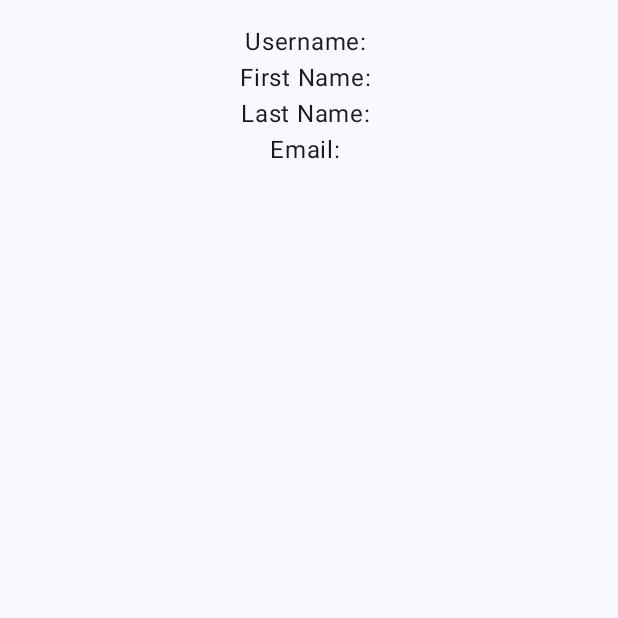
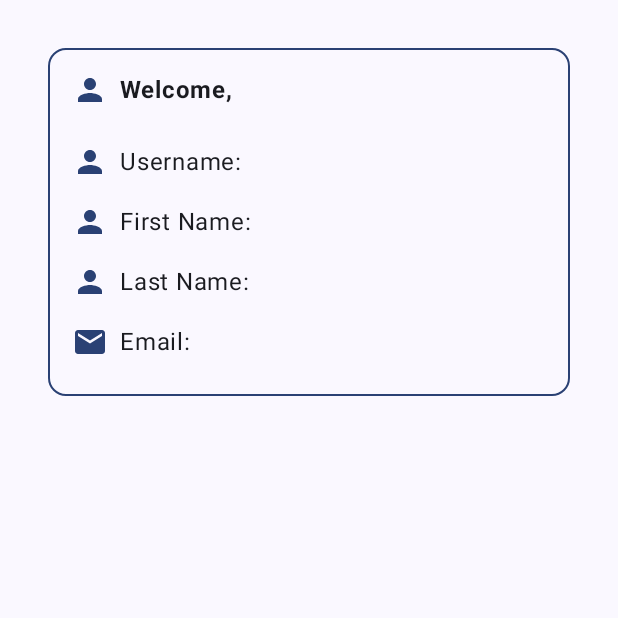
Before and after one commit to sadegh-msm/ShibaFlow, an Android app built with Jetpack Compose: the PanelPage screen opened through its navigation route, on a phone screen of 412 x 824 dp, the top half of it. Run offline under Robolectric (Android 15) with nearby library versions, the phone set to English and light mode, and no system bars; network calls fail; 1 statement that could not run was skipped.

Commit message:
Update PanelPage.kt

```diff
--- a/client/app/src/main/java/com/example/shibaflow/interfaces/PanelPage.kt
+++ b/client/app/src/main/java/com/example/shibaflow/interfaces/PanelPage.kt
@@ -1,12 +1,22 @@
 package com.example.shibaflow.interfaces
 
+import androidx.compose.foundation.background
+import androidx.compose.foundation.border
 import androidx.compose.foundation.layout.Arrangement
 import androidx.compose.foundation.layout.Column
+import androidx.compose.foundation.layout.Row
+import androidx.compose.foundation.layout.Spacer
 import androidx.compose.foundation.layout.fillMaxSize
 import androidx.compose.foundation.layout.fillMaxWidth
 import androidx.compose.foundation.layout.padding
+import androidx.compose.foundation.layout.width
 import androidx.compose.foundation.lazy.LazyColumn
 import androidx.compose.foundation.lazy.items
+import androidx.compose.material.icons.Icons
+import androidx.compose.material.icons.filled.Email
+import androidx.compose.material.icons.filled.Person
+import androidx.compose.material3.Icon
+import androidx.compose.material3.MaterialTheme
 import androidx.compose.material3.Text
 import androidx.compose.runtime.Composable
 import androidx.compose.runtime.LaunchedEffect
@@ -17,8 +27,12 @@ import androidx.compose.runtime.rememberCoroutineScope
 import androidx.compose.runtime.setValue
 import androidx.compose.ui.Alignment
 import androidx.compose.ui.Modifier
+import androidx.compose.ui.draw.clip
+import androidx.compose.ui.graphics.vector.ImageVector
+import androidx.compose.ui.text.font.FontWeight
 import androidx.compose.ui.unit.dp
 import androidx.navigation.NavController
+import com.example.shibaflow.api.getAllSongs
 import com.example.shibaflow.api.getUserSongs
 import com.example.shibaflow.model.MyInfo
 import com.example.shibaflow.model.Song
@@ -33,8 +47,8 @@ fun PanelPage(navController: NavController) {
         val scope = rememberCoroutineScope()
         LaunchedEffect(key1 = songListState) {
             scope.launch {
-//                val (songs, ok) = getAllSongs()
-                val (songs, ok) = getUserSongs(username = MyInfo.userInformation.username)
+                val (songs, ok) = getAllSongs()
+//                val (songs, ok) = getUserSongs(username = MyInfo.userInformation.username)
                 songListState = songs
                 if (ok == "ok") {
                     isLoad = true
@@ -66,13 +80,41 @@ fun PanelPage(navController: NavController) {
 fun UserInformationSection() {
     Column(
         modifier = Modifier
-            .fillMaxWidth(),
-        verticalArrangement = Arrangement.Center,
-        horizontalAlignment = Alignment.CenterHorizontally
+            .fillMaxWidth()
+            .padding(16.dp)
+            .background(MaterialTheme.colorScheme.background)
+            .border(1.dp, MaterialTheme.colorScheme.primary, shape = MaterialTheme.shapes.medium)
+            .padding(16.dp)
+            .clip(MaterialTheme.shapes.medium)
     ) {
-        Text("Username: ${MyInfo.userInformation.username}")
-        Text("First Name: ${MyInfo.userInformation.firstname}")
-        Text("Last Name: ${MyInfo.userInformation.lasttname}")
-        Text("Email: ${MyInfo.userInformation.email}")
+        Row(
+            modifier = Modifier
+                .fillMaxWidth()
+                .padding(bottom = 16.dp),
+            verticalAlignment = Alignment.CenterVertically
+        ) {
+            Icon(Icons.Default.Person, contentDescription = null, tint = MaterialTheme.colorScheme.primary)
+            Spacer(modifier = Modifier.width(8.dp))
+            Text(text = "Welcome, ${MyInfo.userInformation.username}", fontWeight = FontWeight.Bold)
+        }
+
+        UserInfoItem(Icons.Default.Person, "Username", MyInfo.userInformation.username)
+        UserInfoItem(Icons.Default.Person, "First Name", MyInfo.userInformation.firstname)
+        UserInfoItem(Icons.Default.Person, "Last Name", MyInfo.userInformation.lasttname)
+        UserInfoItem(Icons.Default.Email, "Email", MyInfo.userInformation.email)
     }
 }
+
+@Composable
+fun UserInfoItem(icon: ImageVector, label: String, value: String) {
+    Row(
+        modifier = Modifier
+            .fillMaxWidth()
+            .padding(vertical = 8.dp),
+        verticalAlignment = Alignment.CenterVertically
+    ) {
+        Icon(icon, contentDescription = null, tint = MaterialTheme.colorScheme.primary)
+        Spacer(modifier = Modifier.width(8.dp))
+        Text(text = "$label: $value")
+    }
+}
```
